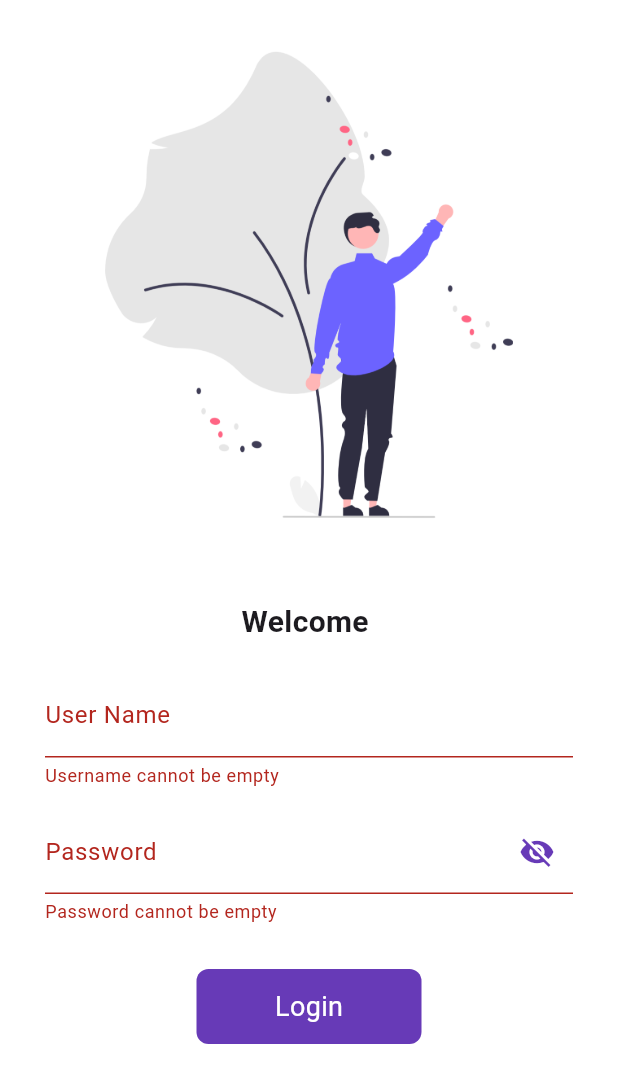
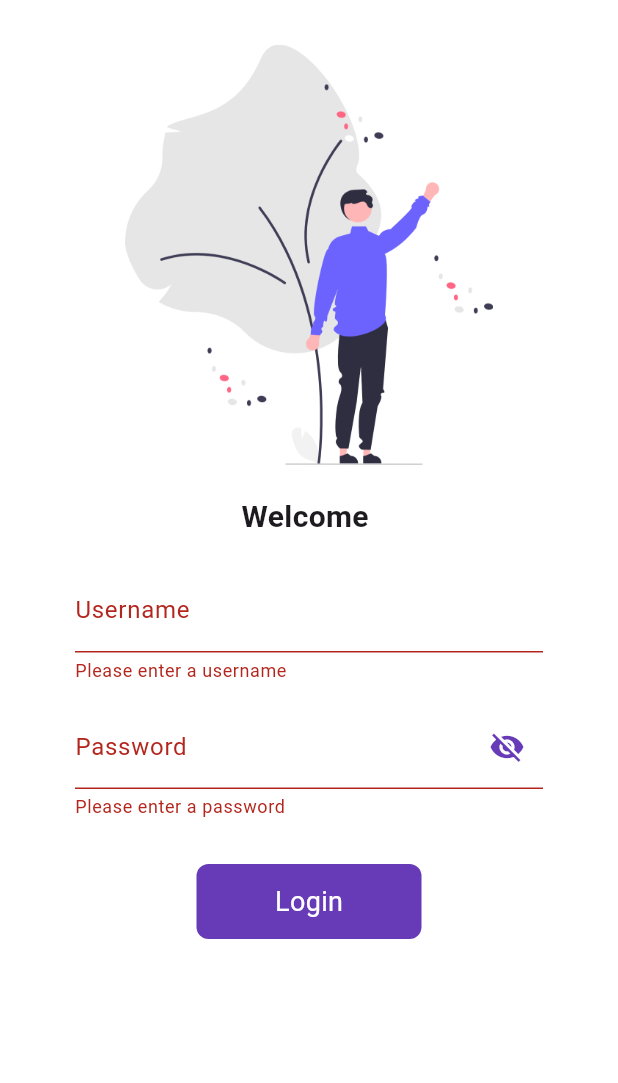
Before and after one commit to abdulsamad-110/my_flutter_app, a Flutter app: the screen it shows after launch, after a tap on "Login", on a phone screen of 412 x 824 dp. Shown: the top 1083 px of the screen. Run offline on Flutter 3.47's test engine with Material 3 defaults, Android fonts, the phone set to English and light mode, and no system bars.

Commit message:
validation and ui changes in login page

```diff
--- a/lib/ui/pages/login/login_page.dart
+++ b/lib/ui/pages/login/login_page.dart
@@ -10,44 +10,54 @@ class LoginPage extends StatefulWidget {
 
 class LoginPageState extends State<LoginPage> {
   final _formKey = GlobalKey<FormState>();
-  String name = '';
+  String username = '';
   String password = '';
   bool changeButton = false;
   bool obscurePassword = true;
 
-  // Reset fields and icon state when returning to this screen
-  @override
-  void initState() {
-    super.initState();
-    resetFields();
+  // Validation function for username
+  String? validateUsername(String? value) {
+    if (value == null || value.isEmpty) {
+      return 'Please enter a username';
+    }
+    return null;
   }
 
-  void resetFields() {
-    name = '';
-    password = '';
-    obscurePassword = true;
+  // Validation function for password
+  String? validatePassword(String? value) {
+    if (value == null || value.isEmpty) {
+      return 'Please enter a password';
+    } else if (value.length < 6) {
+      return 'Password must be at least 6 characters';
+    }
+    return null;
   }
 
   @override
   Widget build(BuildContext context) {
-    return Material(
-      color: Colors.white,
-      child: Form(
-        key: _formKey,
+    return Scaffold(
+      backgroundColor: Colors.white,
+      body: SingleChildScrollView(
+        child: Padding(
+          padding: EdgeInsets.only(
+            left: 20.0,
+            right: 20.0,
+            top: MediaQuery.of(context).padding.top + 30,
+          ),
           child: Column(
             children: [
               // Welcome Image
               Image.asset(
                 'assets/images/welcome.png',
-              height: 380,
-              width: 280,
+                height: 280,
+                width: 300,
                 fit: BoxFit.cover,
               ),
               const SizedBox(height: 20.0),
 
               // Welcome Text
               Text(
-              'Welcome $name',
+                'Welcome $username',
                 style: const TextStyle(
                   fontSize: 20,
                   fontWeight: FontWeight.bold,
@@ -55,39 +65,33 @@ class LoginPageState extends State<LoginPage> {
               ),
               const SizedBox(height: 20.0),
 
-            Padding(
+              // Form for Username and Password Fields
+              Form(
+                key: _formKey,
+                child: Padding(
                   padding: const EdgeInsets.symmetric(horizontal: 30.0),
                   child: Column(
                     children: [
-                  // Username TextField
+                      // Username Field
                       TextFormField(
                         decoration: const InputDecoration(
+                          labelText: "Username",
                           hintText: "Enter username",
-                      labelText: "User Name",
                         ),
+                        validator: validateUsername,
                         onChanged: (value) {
                           setState(() {
-                        name = value;
+                            username = value;
                           });
-                    },
-                    // Name validation
-                    validator: (value) {
-                      if (value == null || value.isEmpty) {
-                        return 'Username cannot be empty';
-                      } else if (value.length < 3) {
-                        return 'Name must be at least 3 characters';
-                      }
-                      return null;
                         },
                       ),
                       const SizedBox(height: 15.0),
 
-                  // Password TextField with visibility toggle
+                      // Password Field
                       TextFormField(
-                    obscureText: obscurePassword,
                         decoration: InputDecoration(
+                          labelText: "Password",
                           hintText: "Enter password",
-                      labelText: "Password",
                           suffixIcon: IconButton(
                             icon: Icon(
                               obscurePassword
@@ -102,19 +106,12 @@ class LoginPageState extends State<LoginPage> {
                             },
                           ),
                         ),
+                        obscureText: obscurePassword,
+                        validator: validatePassword,
                         onChanged: (value) {
                           setState(() {
                             password = value;
                           });
-                    },
-                    // Password validation
-                    validator: (value) {
-                      if (value == null || value.isEmpty) {
-                        return 'Password cannot be empty';
-                      } else if (value.length < 6) {
-                        return 'Password must be at least 6 characters';
-                      }
-                      return null;
                         },
                       ),
                       const SizedBox(height: 30.0),
@@ -122,17 +119,14 @@ class LoginPageState extends State<LoginPage> {
                       // Animated Login Button
                       InkWell(
                         onTap: () async {
-                      if (_formKey.currentState!.validate()) {
+                          if (_formKey.currentState?.validate() ?? false) {
                             setState(() {
                               changeButton = true;
                             });
 
                             await Future.delayed(const Duration(seconds: 1));
-                        Navigator.pushNamed(context, MyRoutes.homeRoute)
-                            .then((_) {
-                          resetFields();
-                          setState(() {});
-                        });
+                            Navigator.pushReplacementNamed(
+                                context, MyRoutes.homeRoute);
 
                             setState(() {
                               changeButton = false;
@@ -153,15 +147,17 @@ class LoginPageState extends State<LoginPage> {
                               ? const Icon(Icons.done, color: Colors.white)
                               : const Text(
                                   'Login',
-                              style:
-                                  TextStyle(fontSize: 18, color: Colors.white),
+                                  style: TextStyle(
+                                      fontSize: 18, color: Colors.white),
                                 ),
                         ),
                       ),
                     ],
                   ),
                 ),
+              ),
             ],
+          ),
         ),
       ),
     );
```
Also changed, not shown: lib/ui/widgets/custom_textfield.dart (added, +30 -0 lines). Lines whose indentation alone changed are shown as unchanged.
